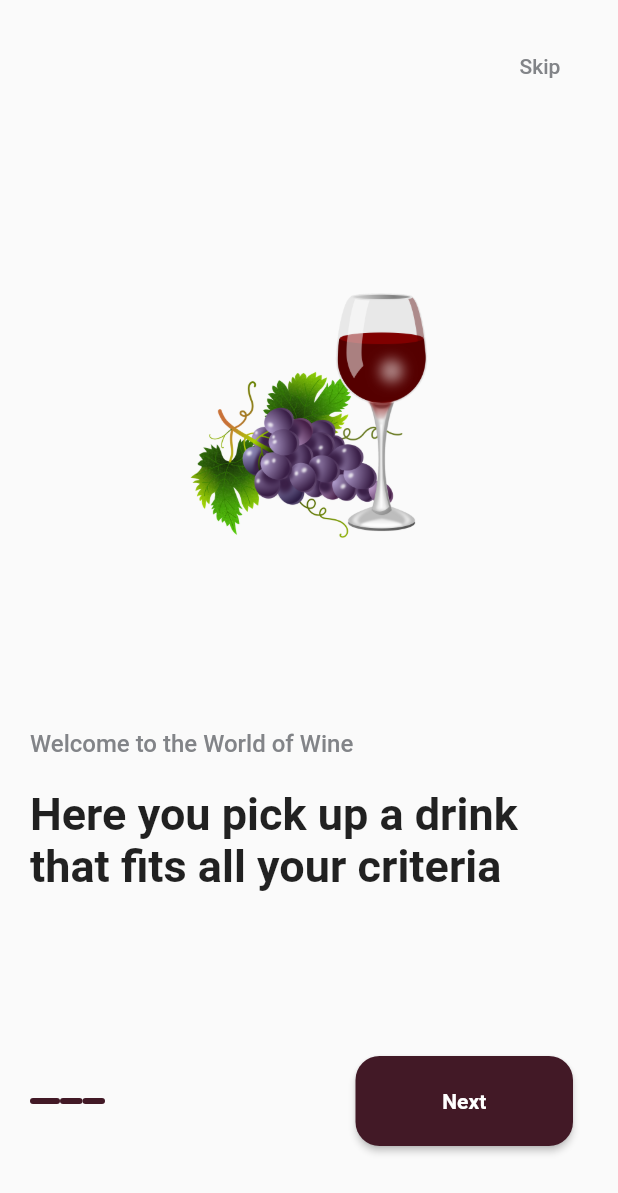
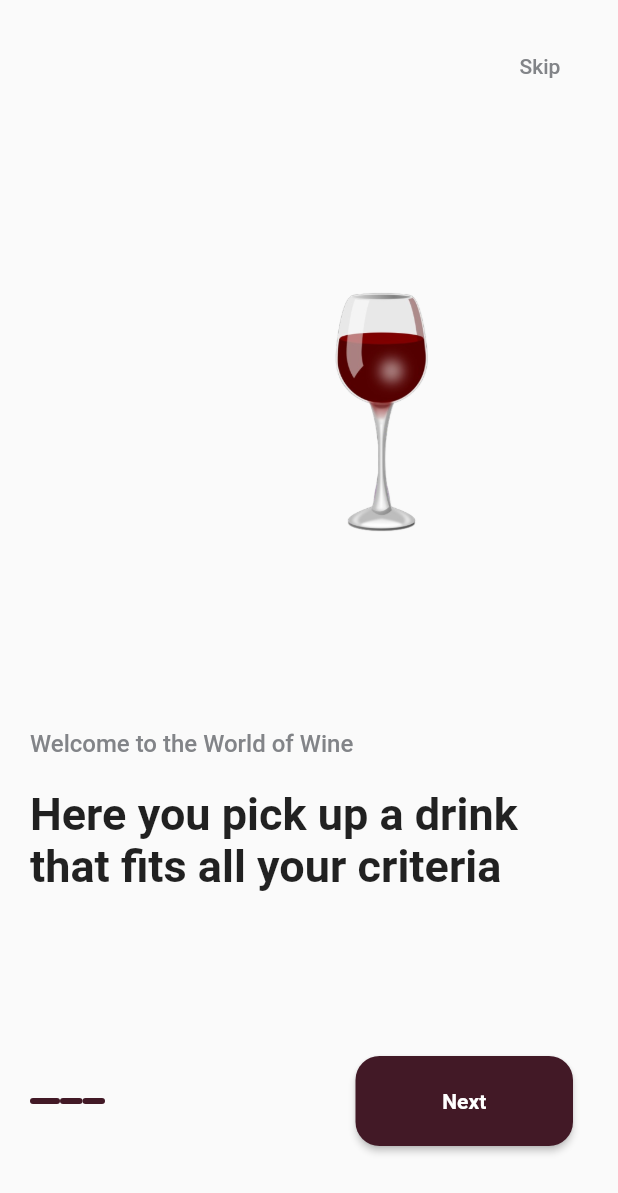
Before and after one commit to desireeDev/wineshop, a Flutter app: the screen it shows after launch, on a phone screen of 412 x 824 dp. Shown: the top 1193 px of the screen. Run offline on Flutter 3.47's test engine with Material 2 defaults, Android fonts, the phone set to English and light mode, and no system bars; our stand-ins replace google_fonts, introduction_screen; missing offline and left inert: onboarding; Roboto replaces fonts that are missing (Gabriela).

Commit message:
Add de some img 2

```diff
--- a/lib/screens/presentation/introduction_screen.dart
+++ b/lib/screens/presentation/introduction_screen.dart
@@ -23,17 +23,17 @@ class _IntroductionScreenState extends State<IntroductionScreen> {
     Onboard(
         title: "Welcome to the World of Wine",
         description: "Here you pick up a drink that fits all your criteria",
-        image: "assets/g2.png"
+        image: "assets/g3.png"
     ),
     Onboard(
         title: "Huge selection of wines for you",
         description: "Select wines from different types, ages, countries",
-        image: "assets/g1.png"
+        image: "assets/g2.png"
     ),
     Onboard(
         title: "Install the wine filter quickly",
         description: "You can choose your favorite type of wine",
-        image: "assets/readingbook.png"
+        image: "assets/g1.png"
     ),
   ];
   int number = 0;
```
Also changed, not shown: assets/g3.png (added).
